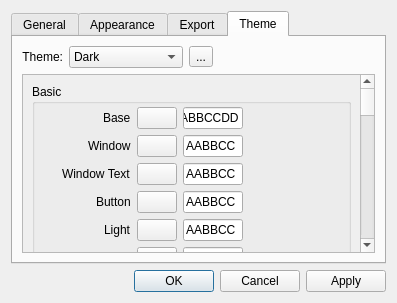
First picture: the form in src/gui/settings/settings_dialog.ui, repository albin-johansson/tactile, before the edit.
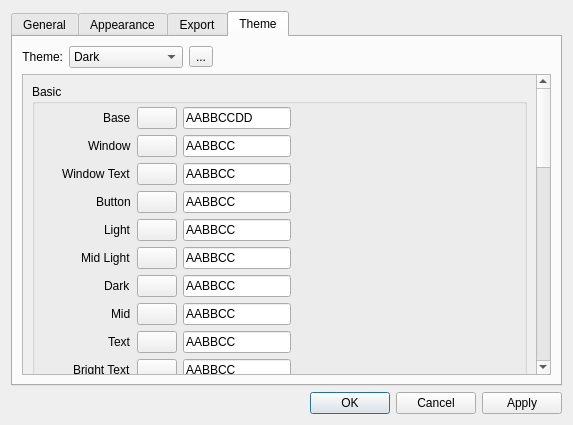
Second picture: the form after the edit.

The edit to the form file:
```diff
--- a/src/gui/settings/settings_dialog.ui
+++ b/src/gui/settings/settings_dialog.ui
@@ -6,8 +6,8 @@
    <rect>
     <x>0</x>
     <y>0</y>
-    <width>397</width>
-    <height>303</height>
+    <width>573</width>
+    <height>425</height>
    </rect>
   </property>
   <property name="sizePolicy">
@@ -519,9 +519,9 @@
           <property name="geometry">
            <rect>
             <x>0</x>
-            <y>-522</y>
-            <width>336</width>
-            <height>1020</height>
+            <y>0</y>
+            <width>500</width>
+            <height>1230</height>
            </rect>
           </property>
           <layout class="QGridLayout" name="gridLayout">
```
